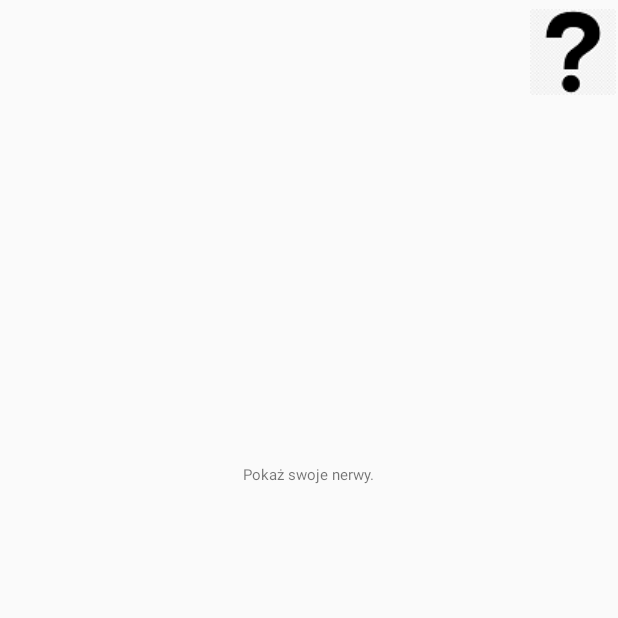
After one commit to Arturro99/SensorsApp, an Android app: the Lvl6v2 screen opened directly, with no data from a screen before it, on a phone screen of 412 x 824 dp, the top half of it. The commit adds this screen. Run offline under Robolectric (Android 15) with nearby library versions, the phone set to English and light mode, and no system bars.

Commit message:
Creating new, working variant of lvl6 particularly for Honor.

```diff
--- a/app/src/main/AndroidManifest.xml
+++ b/app/src/main/AndroidManifest.xml
@@ -9,6 +9,10 @@
         android:roundIcon="@mipmap/ic_launcher_round"
         android:supportsRtl="true"
         android:theme="@style/AppTheme">
+        <activity
+            android:name=".levels.Lvl6v2"
+            android:label="@string/title_activity_lvl6v2"
+            android:theme="@style/AppTheme.NoActionBar"></activity>
         <activity
             android:name=".Stats"
             android:label="@string/title_activity_stats"
--- /dev/null
+++ b/app/src/main/java/com/g09/levels/Lvl6v2.java
@@ -0,0 +1,115 @@
+package com.g09.levels;
+
+import android.hardware.Sensor;
+import android.hardware.SensorEvent;
+import android.hardware.SensorManager;
+import android.os.Bundle;
+
+import com.g09.R;
+import com.google.android.material.floatingactionbutton.FloatingActionButton;
+import com.google.android.material.snackbar.Snackbar;
+
+import androidx.appcompat.app.AppCompatActivity;
+import androidx.appcompat.widget.Toolbar;
+
+import android.os.Handler;
+import android.view.View;
+import android.widget.TextView;
+
+public class Lvl6v2 extends Level {
+
+    private SensorManager mSensorManager;
+    private Sensor mRotationSensor;
+    private Sensor mLinearAccelerationSensor;
+
+    private TextView time6v2;
+    private TextView textView6;
+
+    private double[] startingValues = new double[3];
+    boolean firstTimeChecked = false;
+
+    @Override
+    protected void onCreate() {
+        setContentView(R.layout.lvl6v2);
+        mSensorManager = (SensorManager) getSystemService(SENSOR_SERVICE);
+        time6v2 = findViewById(R.id.time6v2);
+        textView6 = findViewById(R.id.textView6);
+    }
+
+    @Override
+    protected void start() {
+        if (mSensorManager.getDefaultSensor(Sensor.TYPE_ROTATION_VECTOR) == null &&
+                mSensorManager.getDefaultSensor(Sensor.TYPE_LINEAR_ACCELERATION) == null) {
+            noSensorsAlert();
+        } else {
+            mRotationSensor = mSensorManager.getDefaultSensor(Sensor.TYPE_ROTATION_VECTOR);
+            mLinearAccelerationSensor = mSensorManager.getDefaultSensor(Sensor.TYPE_LINEAR_ACCELERATION);
+            mSensorManager.registerListener(this, mRotationSensor, SensorManager.SENSOR_DELAY_UI);
+            //mSensorManager.registerListener(this, mLinearAccelerationSensor, SensorManager.SENSOR_DELAY_UI);
+        }
+
+
+    }
+
+    @Override
+    protected void stop() {
+        mSensorManager.unregisterListener(this, mLinearAccelerationSensor);
+        mSensorManager.unregisterListener(this, mRotationSensor);
+    }
+
+    @Override
+    public void onSensorChanged(SensorEvent sensorEvent) {
+
+        if (!firstTimeChecked && sensorEvent.sensor.getType() == Sensor.TYPE_ROTATION_VECTOR) {
+            startingValues[0] = sensorEvent.values[0];
+            startingValues[1] = sensorEvent.values[1];
+            startingValues[2] = sensorEvent.values[2];
+            firstTimeChecked = true;
+        }
+
+        //FRUSTRATED
+
+
+        //RINGTONE
+
+
+        //ANSWER QUICKLY
+    }
+
+    private boolean firstStep(SensorEvent sensorEvent) {
+        if (sensorEvent.sensor.getType() == Sensor.TYPE_ROTATION_VECTOR && Math.abs(startingValues[0] - sensorEvent.values[0]) > 0.9 && Math.abs(startingValues[2] - sensorEvent.values[2]) > 0.6) {
+            mSensorManager.unregisterListener(this, mRotationSensor);
+            textView6.setText(String.valueOf("1st checkpoint, now turn phone around..."));
+            mSensorManager.registerListener(this, mRotationSensor, SensorManager.SENSOR_DELAY_UI);
+            startingValues[0] = sensorEvent.values[0];
+            textView6.setText(String.valueOf(startingValues[0]));
+            return true;
+        }
+        return false;
+    }
+
+    private boolean secondStep(SensorEvent sensorEvent) {
+        if (sensorEvent.sensor.getType() == Sensor.TYPE_ROTATION_VECTOR &&
+                Math.abs(startingValues[0] - sensorEvent.values[0]) > 0.9) {
+            mSensorManager.unregisterListener(this, mRotationSensor);
+            textView6.setText(String.valueOf("2nd checkpoint, now answer quickly..."));
+            mSensorManager.registerListener(this, mLinearAccelerationSensor, SensorManager.SENSOR_DELAY_UI);
+            //display someone ringing/answer quickly
+            return true;
+        }
+        return false;
+    }
+
+    private boolean thirdStep(SensorEvent sensorEvent) {
+        if (sensorEvent.sensor.getType() == Sensor.TYPE_LINEAR_ACCELERATION && sensorEvent.values[2] >= 15) {
+            textView6.setText(String.valueOf(sensorEvent.values[2]));
+            winAlert("X się udał", "J/W", null);
+            stop();
+            return true;
+        } else {
+            textView6.setText(String.valueOf(sensorEvent.sensor.getName()));
+            mSensorManager.registerListener(this, mRotationSensor, SensorManager.SENSOR_DELAY_UI);
+            return false;
+        }
+    }
+}
--- /dev/null
+++ b/app/src/main/res/layout/lvl6v2.xml
@@ -0,0 +1,43 @@
+<?xml version="1.0" encoding="utf-8"?>
+<androidx.constraintlayout.widget.ConstraintLayout
+    xmlns:android="http://schemas.android.com/apk/res/android"
+    xmlns:app="http://schemas.android.com/apk/res-auto"
+    xmlns:tools="http://schemas.android.com/tools"
+    android:layout_width="match_parent"
+    android:layout_height="match_parent">
+
+    <TextView
+        android:id="@+id/time6v2"
+        android:text="0"
+        android:layout_width="162dp"
+        android:layout_height="wrap_content"
+        android:gravity="center"
+        android:visibility="invisible"
+        android:textSize="20sp"
+        app:layout_constraintEnd_toEndOf="parent"
+        app:layout_constraintHorizontal_bias="0.497"
+        app:layout_constraintStart_toStartOf="parent"
+        app:layout_constraintTop_toTopOf="parent"
+        app:layout_constraintVertical_bias="0.4" />
+
+    <ImageButton
+        android:id="@+id/hint6v2"
+        android:layout_width="60dp"
+        android:layout_height="69dp"
+        app:layout_constraintEnd_toEndOf="parent"
+        app:layout_constraintTop_toTopOf="parent"
+        app:srcCompat="@drawable/question_mark" />
+
+    <TextView
+        android:id="@id/textView6"
+        android:layout_width="wrap_content"
+        android:layout_height="50dp"
+        android:text="Pokaż swoje nerwy."
+        android:textSize="10dp"
+        app:layout_constraintBottom_toBottomOf="parent"
+        app:layout_constraintEnd_toEndOf="parent"
+        app:layout_constraintStart_toStartOf="parent"
+        app:layout_constraintTop_toTopOf="parent"
+        app:layout_constraintVertical_bias="0.4" />
+
+</androidx.constraintlayout.widget.ConstraintLayout>
--- a/app/src/main/res/values/strings.xml
+++ b/app/src/main/res/values/strings.xml
@@ -9,4 +9,5 @@
 
     <string name="hello_first_fragment">Hello first fragment</string>
     <string name="hello_second_fragment">Hello second fragment. Arg: %1$s</string>
+    <string name="title_activity_lvl6v2">lvl6v2</string>
 </resources>
```
Also changed, not shown: app/src/main/java/com/g09/Levels.java (+7 -0 lines), app/src/main/res/layout/levels.xml (+10 -0 lines).
